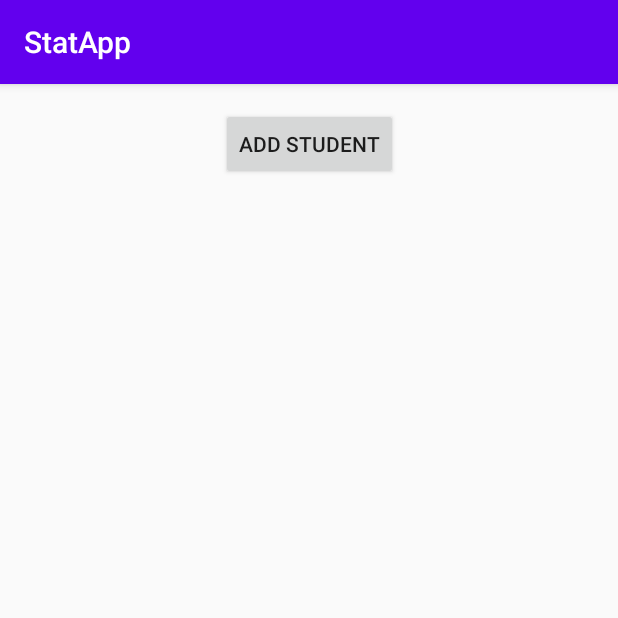
After one commit to Aroize/StatApp, an Android app: the fragment StudentListFragment placed in its activity, on a phone screen of 412 x 824 dp, the top half of it. The commit adds this screen. Run offline under Robolectric (Android 15) with nearby library versions, the phone set to English and light mode, and no system bars.

Commit message:
implemented student adding logic

```diff
--- a/app/src/main/java/ru/ifmo/statapp/data/db/AppDatabase.kt
+++ b/app/src/main/java/ru/ifmo/statapp/data/db/AppDatabase.kt
@@ -3,9 +3,13 @@ package ru.ifmo.statapp.data.db
 import androidx.room.Database
 import androidx.room.RoomDatabase
 import ru.ifmo.statapp.data.db.dao.GroupDao
+import ru.ifmo.statapp.data.db.dao.StudentDao
 import ru.ifmo.statapp.data.db.entity.Group
+import ru.ifmo.statapp.data.db.entity.Student
 
-@Database(entities = [Group::class], version = 1)
+@Database(entities = [Group::class, Student::class], version = 2)
 abstract class AppDatabase : RoomDatabase() {
     abstract fun groupDao(): GroupDao
+
+    abstract fun studentDao(): StudentDao
 }
--- /dev/null
+++ b/app/src/main/java/ru/ifmo/statapp/presentation/fragment/StudentListFragment.kt
@@ -0,0 +1,38 @@
+package ru.ifmo.statapp.presentation.fragment
+
+import android.os.Bundle
+import android.view.LayoutInflater
+import android.view.View
+import android.view.ViewGroup
+import android.widget.Button
+import androidx.recyclerview.widget.RecyclerView
+import moxy.MvpAppCompatFragment
+import ru.ifmo.statapp.R
+
+class StudentListFragment : MvpAppCompatFragment() {
+
+    private lateinit var studentList: RecyclerView
+    private lateinit var addStudentBtn: Button
+
+    private lateinit var mainView: View
+
+    override fun onCreateView(
+        inflater: LayoutInflater,
+        container: ViewGroup?,
+        savedInstanceState: Bundle?
+    ): View? {
+        mainView = inflater.inflate(R.layout.fragment_student_group_list, container, false)
+        initViews()
+        return mainView
+    }
+
+    private fun initViews() {
+        studentList = mainView.findViewById(R.id.student_list)
+        addStudentBtn = mainView.findViewById(R.id.add_student_btn)
+
+    }
+
+    companion object {
+        const val groupIdKey = "group.id"
+    }
+}
--- a/app/src/main/java/ru/ifmo/statapp/presentation/view/GroupCreatorView.kt
+++ b/app/src/main/java/ru/ifmo/statapp/presentation/view/GroupCreatorView.kt
@@ -10,4 +10,8 @@ interface GroupCreatorView : MvpView {
     fun showGroups(groups: List<Group>)
 
     fun showErrorMessage(messageRes: Int)
+
+    fun showErrorMessage(message: String?)
+
+    fun addGroup(group: Group)
 }
--- /dev/null
+++ b/app/src/main/res/layout/fragment_student_group_list.xml
@@ -0,0 +1,28 @@
+<?xml version="1.0" encoding="utf-8"?>
+<androidx.constraintlayout.widget.ConstraintLayout
+    xmlns:android="http://schemas.android.com/apk/res/android"
+    xmlns:app="http://schemas.android.com/apk/res-auto"
+    xmlns:tools="http://schemas.android.com/tools"
+    android:layout_width="match_parent"
+    android:layout_height="match_parent">
+
+    <Button
+        android:id="@+id/add_student_btn"
+        android:layout_width="wrap_content"
+        android:layout_height="wrap_content"
+        android:layout_marginTop="16dp"
+        android:text="@string/add_student_label"
+        app:layout_constraintEnd_toEndOf="parent"
+        app:layout_constraintStart_toStartOf="parent"
+        app:layout_constraintTop_toTopOf="parent" />
+
+    <androidx.recyclerview.widget.RecyclerView
+        android:id="@+id/student_list"
+        android:layout_width="0dp"
+        android:layout_height="0dp"
+        android:layout_marginTop="16dp"
+        app:layout_constraintBottom_toBottomOf="parent"
+        app:layout_constraintEnd_toEndOf="parent"
+        app:layout_constraintStart_toStartOf="parent"
+        app:layout_constraintTop_toBottomOf="@+id/add_student_btn" />
+</androidx.constraintlayout.widget.ConstraintLayout>
--- a/app/src/main/res/values/strings.xml
+++ b/app/src/main/res/values/strings.xml
@@ -7,4 +7,6 @@
     <string name="statistics_label">Statistics</string>
     <string name="show_lessons_label">List Lessons</string>
     <string name="blank_group">"Group : "</string>
+    <string name="blank_group_name">Group name can\'t be blank</string>
+    <string name="add_student_label">Add Student</string>
 </resources>
```
Also changed, not shown: app/src/main/java/ru/ifmo/statapp/dagger/IteractorModule.kt (+5 -3 lines), app/src/main/java/ru/ifmo/statapp/data/db/FireStoreWrapper.kt (+75 -23 lines), app/src/main/java/ru/ifmo/statapp/data/db/dao/StudentDao.kt (added, +28 -0 lines), app/src/main/java/ru/ifmo/statapp/data/db/entity/Student.kt (added, +25 -0 lines), app/src/main/java/ru/ifmo/statapp/domain/iteractor/GroupsIteractorImpl.kt (+22 -14 lines), app/src/main/java/ru/ifmo/statapp/domain/iteractor/StudentsIteractor.kt (added, +13 -0 lines), app/src/main/java/ru/ifmo/statapp/domain/iteractor/StudentsIteractorImpl.kt (added, +40 -0 lines), app/src/main/java/ru/ifmo/statapp/presentation/activity/MainActivity.kt (+15 -1 lines), app/src/main/java/ru/ifmo/statapp/presentation/fragment/GroupCreatorFragment.kt (+35 -6 lines), app/src/main/java/ru/ifmo/statapp/presentation/presenter/GroupsCreatorPresenter.kt (+23 -0 lines).
